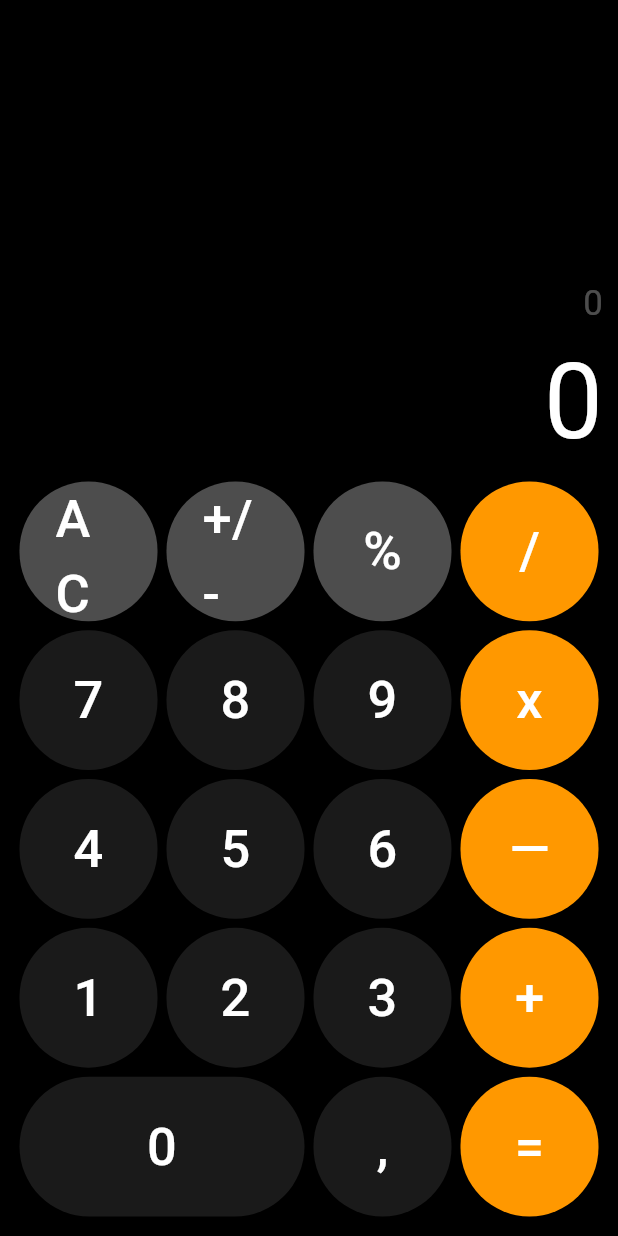
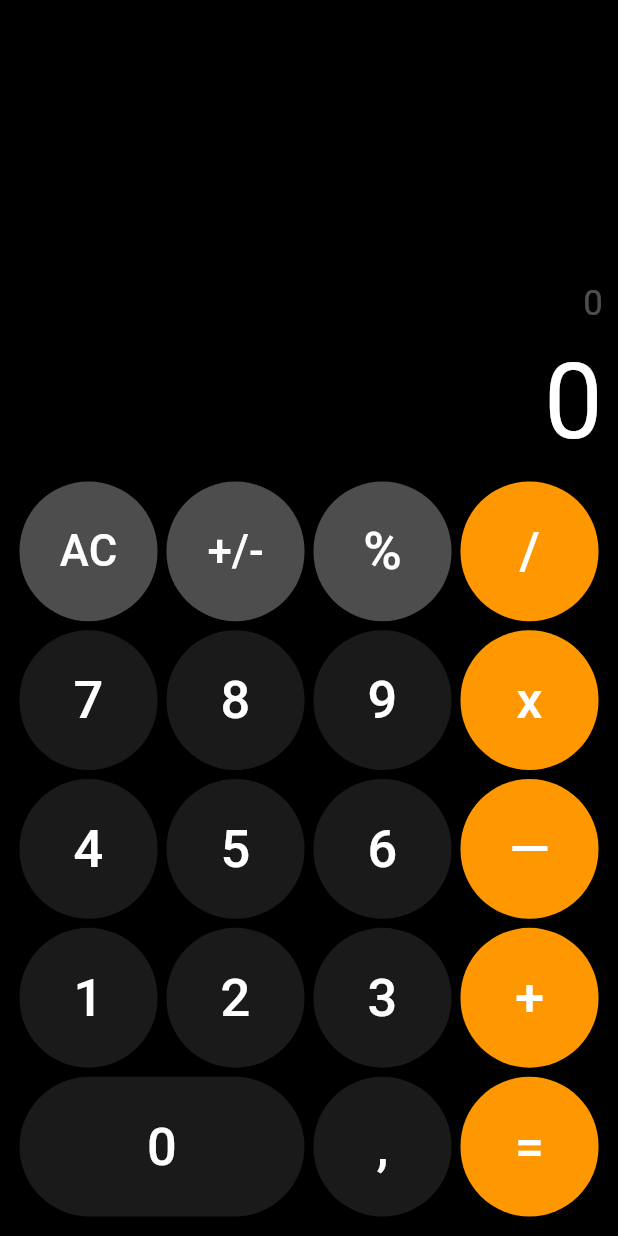
Before and after one commit to tolgadirek/Calculator, a Flutter app: the screen it shows after launch, after a tap on "AC", on a phone screen of 412 x 824 dp. Run offline on Flutter 3.47's test engine with Material 3 defaults, Android fonts, the phone set to English and light mode, and no system bars.

Commit message:
Update anasayfa.dart

```diff
--- a/lib/anasayfa.dart
+++ b/lib/anasayfa.dart
@@ -166,7 +166,7 @@ class _AnasayfaState extends State<Anasayfa> {
                           virgulDurum = false;
                           negatifDurum = false;
                         });
-                      }, child: Text("AC", style: TextStyle(fontSize: ekranYuksekligi/23.58, color: Colors.white),),),
+                      }, child: Text("AC", style: TextStyle(fontSize: ekranYuksekligi/28.3, color: Colors.white),),),
                     )
                 ),
                 // +/- BUTONU
@@ -223,7 +223,7 @@ class _AnasayfaState extends State<Anasayfa> {
                               }
                             }
                           });
-                        }, child: Text("+/-", style: TextStyle(fontSize: ekranYuksekligi/23.58, color: Colors.white),),),
+                        }, child: Text("+/-", style: TextStyle(fontSize: ekranYuksekligi/28.3, color: Colors.white),),),
                     )
                 ),
                 islemButon("%", 1, Colors.white30, ekranYuksekligi),
```
